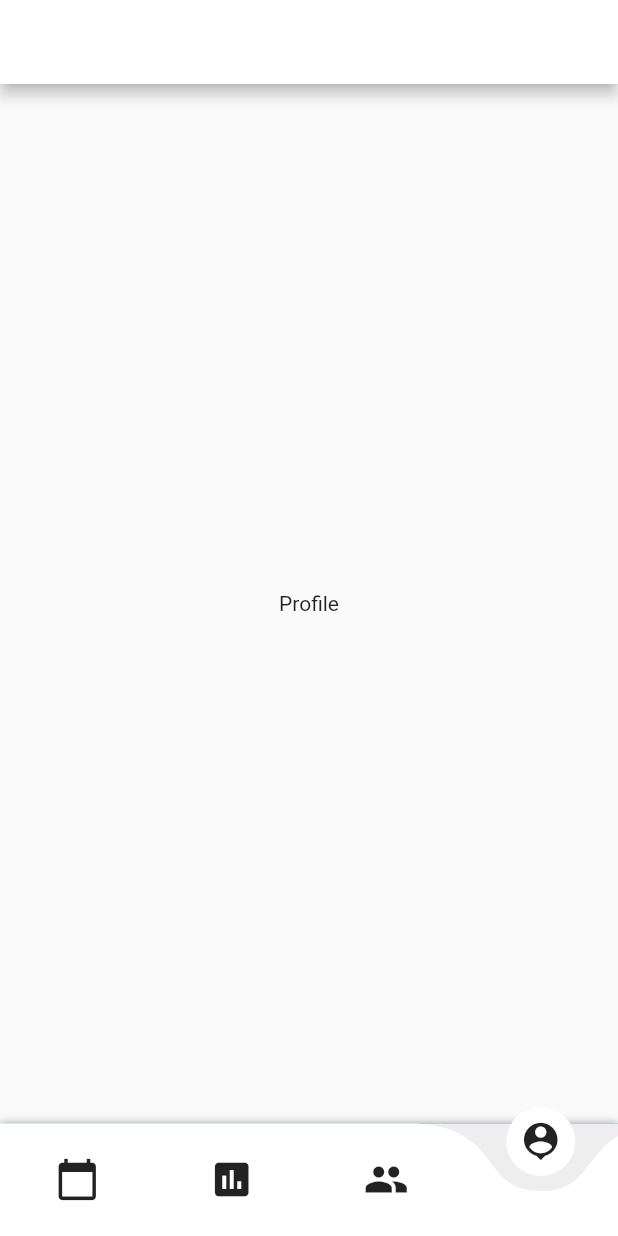
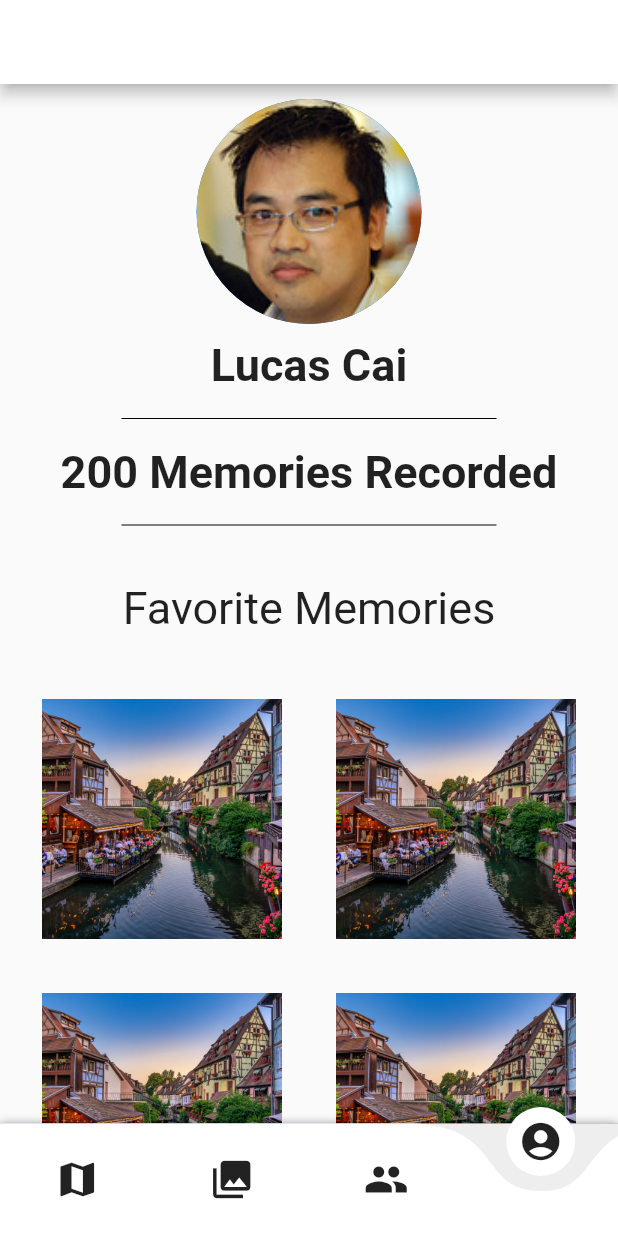
Before and after one commit to YuanSamuel/memory_notes, a Flutter app: the HomeScreen screen opened directly, item 4 of the bottom bar chosen, on a phone screen of 412 x 824 dp. Run offline on Flutter 3.47's test engine with Material 2 defaults, Android fonts, the phone set to English and light mode, and no system bars; drawn by our look-alikes of curved_navigation_bar; our stand-ins replace avatar_glow, cloud_firestore, firebase_auth, liquid_swipe, sliding_up_panel; accounts and stored records are empty.

```diff
--- a/lib/main.dart
+++ b/lib/main.dart
@@ -17,7 +17,7 @@ class MyApp extends StatelessWidget {
 
         primarySwatch: Colors.blue,
       ),
-      home: AddMemoryScreen(),
+      home: HomeScreen(),
     );
   }
 }
--- a/lib/screens/home_screen.dart
+++ b/lib/screens/home_screen.dart
@@ -38,10 +38,10 @@ class _HomeScreenState extends State<HomeScreen> {
         child: CurvedNavigationBar(
           backgroundColor: Colors.grey[200],
           items: <Widget>[
-            Icon(Icons.calendar_today, size: 30),
-            Icon(Icons.insert_chart, size: 30),
+            Icon(Icons.map, size: 30),
+            Icon(Icons.collections, size: 30),
             Icon(Icons.people, size: 30),
-            Icon(Icons.person_pin, size: 30),
+            Icon(Icons.account_circle, size: 30),
           ],
           onTap: (index) {
             setState(() {
--- a/lib/screens/profile_screen.dart
+++ b/lib/screens/profile_screen.dart
@@ -1,4 +1,6 @@
 import 'package:flutter/material.dart';
+import 'package:flutter/widgets.dart';
+import 'package:flutter_staggered_grid_view/flutter_staggered_grid_view.dart';
 
 class ProfileScreen extends StatefulWidget {
   @override
@@ -6,12 +8,106 @@ class ProfileScreen extends StatefulWidget {
 }
 
 class _ProfileScreenState extends State<ProfileScreen> {
+
+
   @override
   Widget build(BuildContext context) {
-    return Container(
-        child: Center(
-          child: Text('Profile'),
-        )
+    double width = MediaQuery.of(context).size.width;
+    double height = MediaQuery.of(context).size.height;
+    return SingleChildScrollView(
+      child: Container(
+        width: width,
+        height: height + 300,
+        child: Column(
+                crossAxisAlignment: CrossAxisAlignment.center,
+                //mainAxisAlignment: MainAxisAlignment.center,
+                children: <Widget>[
+                  SizedBox(height: 10.0,),
+                  CircleAvatar(backgroundImage: AssetImage('assets/images/profilepic.jpg'), radius: 75.0,),
+                  SizedBox(height: 10.0,),
+                  Text('Lucas Cai', style: TextStyle(fontSize: 30.0, fontWeight: FontWeight.bold),),
+
+                  SizedBox(height: 10.0,),
+
+                  Container(
+                      child: Divider(color: Colors.black,),
+                    width: 250.0,
+                  ),
+
+                  SizedBox(height: 10.0),
+
+                  Text('200 Memories Recorded', style: TextStyle(fontSize: 30.0, fontWeight: FontWeight.w600),),
+
+                  SizedBox(height: 10.0,),
+
+                  Container(
+                    child: Divider(color: Colors.black,),
+                    width: 250.0,
+                  ),
+
+                  SizedBox(height: 30.0,),
+
+                  Text('Favorite Memories', style: TextStyle(fontSize: 30.0),),
+
+                  SizedBox(height: 15.0,),
+
+
+                  Expanded(
+                    child: Container(
+                      //height: 400.0,
+                      child:GridView.count(
+                        primary: false,
+                        padding: const EdgeInsets.all(20),
+                        crossAxisSpacing: 20,
+                        mainAxisSpacing: 20,
+                        crossAxisCount: 2,
+                        children: <Widget>[
+                          Container(
+                            padding: const EdgeInsets.all(8),
+                            height: 50.0,
+                            width: 50.0,
+                            child: Image.asset('assets/images/1.jpg', fit: BoxFit.cover,),
+                          ),
+                          Container(
+                            padding: const EdgeInsets.all(8),
+                            height: 50.0,
+                            width: 50.0,
+                            child: Image.asset('assets/images/1.jpg', fit: BoxFit.cover,),
+                          ),
+                          Container(
+                            padding: const EdgeInsets.all(8),
+                            height: 50.0,
+                            width: 50.0,
+                            child: Image.asset('assets/images/1.jpg', fit: BoxFit.cover,),
+                          ),
+                          Container(
+                            padding: const EdgeInsets.all(8),
+                            height: 50.0,
+                            width: 50.0,
+                            child: Image.asset('assets/images/1.jpg', fit: BoxFit.cover,),
+                          ),
+                          Container(
+                            padding: const EdgeInsets.all(8),
+                            height: 50.0,
+                            width: 50.0,
+                            child: Image.asset('assets/images/1.jpg', fit: BoxFit.cover,),
+                          ),
+                          Container(
+                            padding: const EdgeInsets.all(8),
+                            height: 50.0,
+                            width: 50.0,
+                            child: Image.asset('assets/images/1.jpg', fit: BoxFit.cover,),
+                          ),
+                        ],
+                      )
+                    ),
+                  )
+
+
+                ],
+
+        ),
+      ),
     );
   }
 }
--- a/pubspec.yaml
+++ b/pubspec.yaml
@@ -31,6 +31,7 @@ dependencies:
   liquid_swipe: ^1.3.1
   avatar_glow: ^1.1.0
   sliding_up_panel: ^1.0.0
+  flutter_staggered_grid_view: ^0.2.7
 
 dev_dependencies:
   flutter_test:
```
Also changed, not shown: assets/images/profilepic.jpg (added), pubspec.lock.
